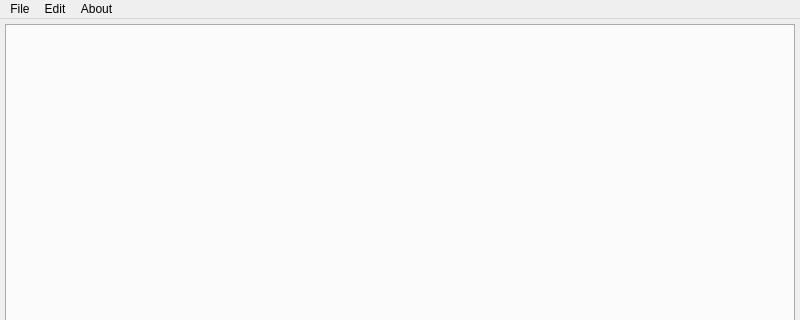
Before: the Qt Designer form SeniorProject2025/errorwindow.ui in SSpectre4x/Senior_Project_2025, drawn with Qt 5; both pictures show x 0 to 800 and y 0 to 320 of the 800 by 600 pixel window.
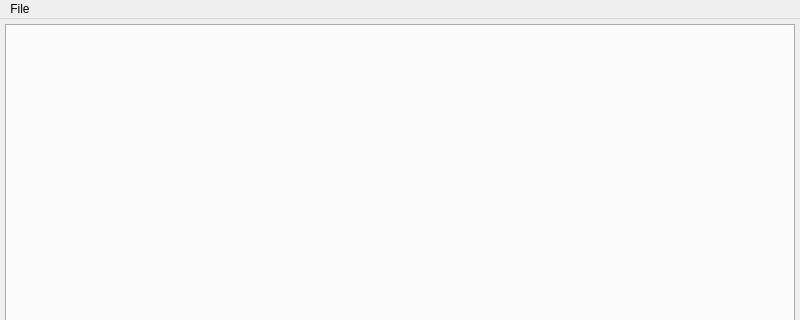
After: the same form once the commit is applied.

Commit message: Remove unimplemented actions from menu bar.

```diff
--- a/SeniorProject2025/errorwindow.ui
+++ b/SeniorProject2025/errorwindow.ui
@@ -62,25 +62,8 @@
      <string>File</string>
     </property>
     <addaction name="actionOpen"/>
-    <addaction name="actionSave"/>
-    <addaction name="actionSave_As"/>
-   </widget>
-   <widget class="QMenu" name="menuEdit">
-    <property name="title">
-     <string>Edit</string>
-    </property>
-    <addaction name="actionUndo"/>
-    <addaction name="actionRedo"/>
-   </widget>
-   <widget class="QMenu" name="menuAbout">
-    <property name="title">
-     <string>About</string>
-    </property>
-    <addaction name="actionHelp"/>
    </widget>
    <addaction name="menuFile"/>
-   <addaction name="menuEdit"/>
-   <addaction name="menuAbout"/>
   </widget>
   <action name="actionOpen">
    <property name="text">
```
Left out of the diff: 25 changed lines with no effect on the pictures.
